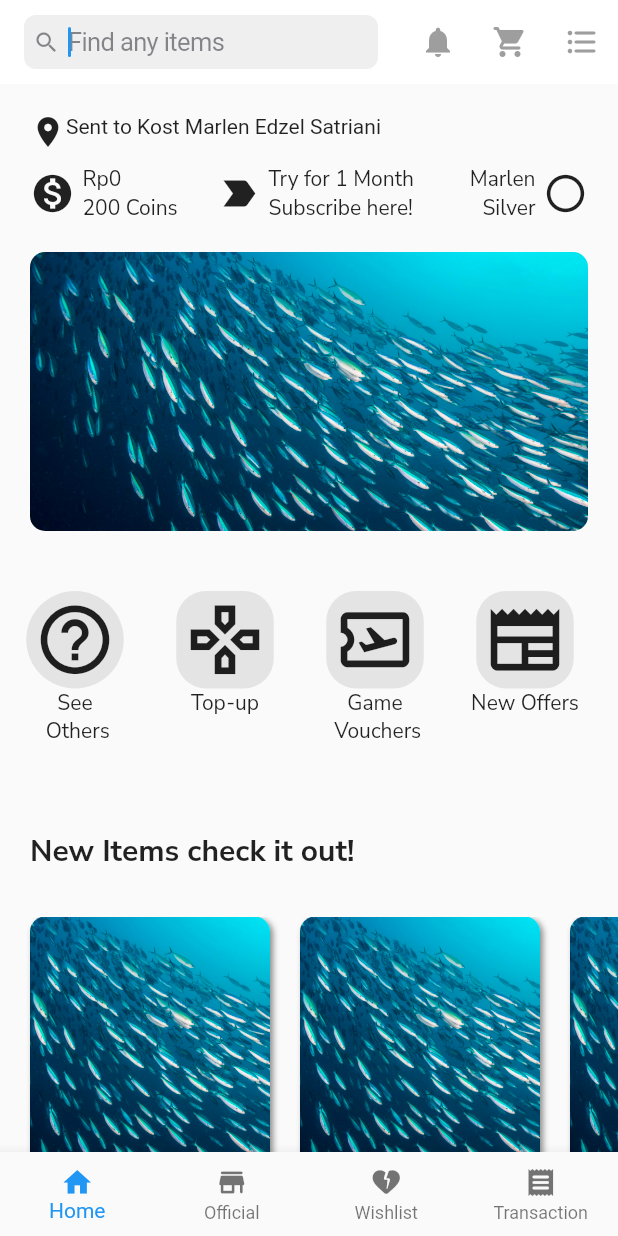
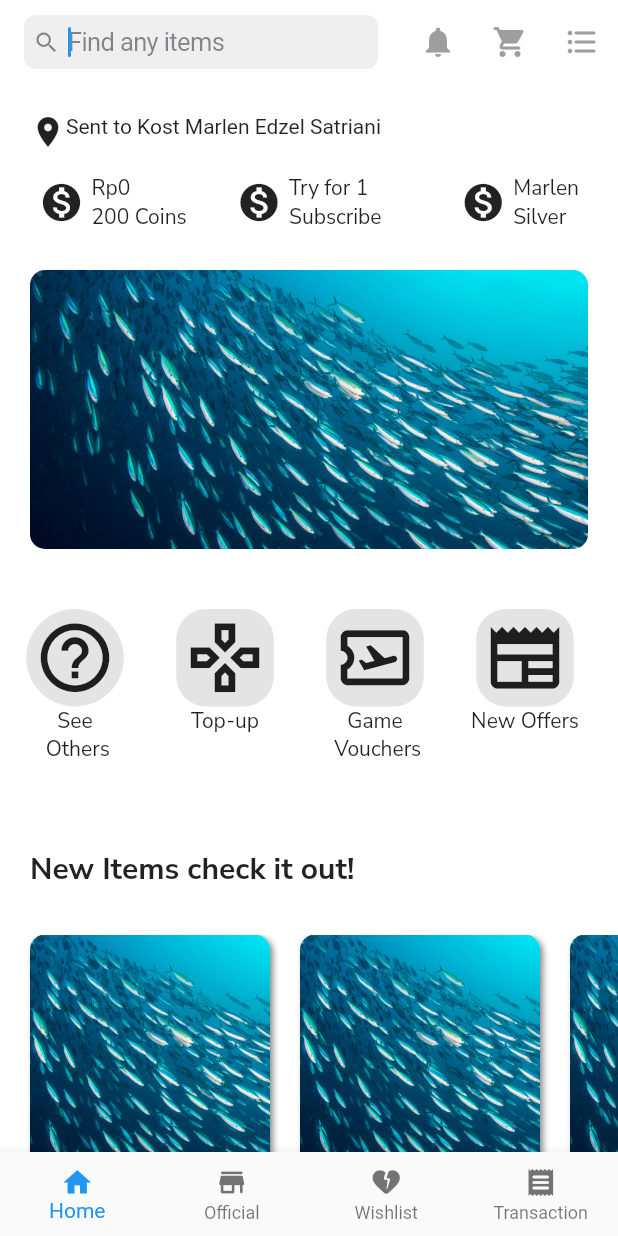
Before and after one commit to Myrlyon/flutter_app_project, a Flutter app: the screen it shows after launch, on a phone screen of 412 x 824 dp. Run offline on Flutter 3.47's test engine with Material 2 defaults, Android fonts, the phone set to English and light mode, and no system bars; drawn by our look-alikes of carousel_slider; our stand-ins replace get, google_fonts, shared_preferences.

Commit message:
fix:[ME] theme change

```diff
--- a/lib/apps/modules/HomePage/HomePage.dart
+++ b/lib/apps/modules/HomePage/HomePage.dart
@@ -1,4 +1,3 @@
-import 'package:carousel_slider/carousel_slider.dart';
 import 'package:flutter/material.dart';
 import 'package:flutter_app_project/apps/modules/HomePage/widgets/CategoryScroll.dart';
 import 'package:flutter_app_project/apps/modules/HomePage/widgets/NewItems.dart';
@@ -116,7 +115,10 @@ class _HomePageState extends State<HomePage> {
                     ],
                   ),
                 ),
-                NewItems(),
+                Align(
+                  alignment: Alignment.centerLeft,
+                  child: NewItems(),
+                ),
                 SizedBox(
                   height: 200,
                 )
--- a/lib/apps/modules/HomePage/widgets/ImageSlide.dart
+++ b/lib/apps/modules/HomePage/widgets/ImageSlide.dart
@@ -1,4 +1,3 @@
-import 'package:carousel_slider/carousel_slider.dart';
 import 'package:flutter/material.dart';
 
 class SliderScreen extends StatefulWidget {
--- a/lib/apps/modules/HomePage/widgets/SlideImage.dart
+++ b/lib/apps/modules/HomePage/widgets/SlideImage.dart
@@ -11,7 +11,7 @@ class SlideImage extends StatefulWidget {
 class _SlideImageState extends State<SlideImage> {
   @override
   Widget build(BuildContext context) {
-    List imageList = [
+    final List<Map<String, dynamic>> imageList = [
       {"id": 1, "image_path": 'assets/ikan.jpg'},
       {"id": 2, "image_path": 'assets/ikan2.jpg'},
       {"id": 3, "image_path": 'assets/ikan3.jpg'}
--- a/lib/apps/modules/HomePage/widgets/UserMoneyDetails.dart
+++ b/lib/apps/modules/HomePage/widgets/UserMoneyDetails.dart
@@ -17,13 +17,31 @@ class _UserMoneyDetailsState extends State<UserMoneyDetails> {
       //   borderRadius: BorderRadius.all(Radius.circular(2)),
       // ),
       child: Container(
-        margin: EdgeInsets.all(0),
         child: Row(
           children: [
-            Expanded(
-              flex: 1, // Left-aligned
+            UserMoneyItem(MainAxisAlignment.start, 6, "Rp0", '200 Coins'),
+            UserMoneyItem(
+                MainAxisAlignment.center, 6, "Try for 1", 'Subscribe'),
+            UserMoneyItem(MainAxisAlignment.end, 6, "Marlen", 'Silver'),
+          ],
+        ),
+      ),
+    );
+  }
+}
+
+Widget UserMoneyItem(MainAlignment, double ItemRadius, ItemLabel1, ItemLabel2) {
+  return Expanded(
+    flex: 1, // Left-aligned
+    child: Row(
+      mainAxisAlignment: MainAlignment,
+      children: [
+        InkWell(
+            borderRadius: BorderRadius.all(Radius.circular(ItemRadius)),
+            onTap: () => null,
+            child: Container(
+              padding: EdgeInsets.all(6),
               child: Row(
-                mainAxisAlignment: MainAxisAlignment.start,
                 children: [
                   Icon(
                     Icons.monetization_on,
@@ -36,81 +54,20 @@ class _UserMoneyDetailsState extends State<UserMoneyDetails> {
                     crossAxisAlignment: CrossAxisAlignment.start,
                     children: [
                       Text(
-                        "Rp0",
+                        ItemLabel1,
                         textAlign: TextAlign.start,
                         style: GoogleFonts.nunitoSans(),
                       ),
                       Text(
-                        "200 Coins",
+                        ItemLabel2,
                         style: GoogleFonts.nunitoSans(),
                       ),
                     ],
                   ),
                 ],
               ),
-            ),
-            Expanded(
-              flex: 1, // Center-aligned
-              child: Row(
-                mainAxisAlignment: MainAxisAlignment.center,
-                children: [
-                  Icon(
-                    Icons.label_important_outlined,
-                    size: 30,
-                  ),
-                  SizedBox(
-                    width: 5,
-                  ),
-                  Column(
-                    crossAxisAlignment: CrossAxisAlignment.start,
-                    children: [
-                      Text(
-                        "Try for 1 Month",
-                        textAlign: TextAlign.start,
-                        style: GoogleFonts.nunitoSans(),
-                      ),
-                      Text(
-                        "Subscribe here!",
-                        style: GoogleFonts.nunitoSans(),
-                      ),
-                    ],
-                  ),
-                ],
-              ),
-            ),
-            Expanded(
-              flex: 1, // Right-aligned
-              child: Row(
-                mainAxisAlignment: MainAxisAlignment.end,
-                children: [
-                  Column(
-                    crossAxisAlignment: CrossAxisAlignment.end,
-                    children: [
-                      Text(
-                        "Marlen",
-                        style: GoogleFonts.nunitoSans(),
-                        textAlign: TextAlign.end,
-                      ),
-                      Text(
-                        "Silver",
-                        style: GoogleFonts.nunitoSans(),
-                        textAlign: TextAlign.end,
-                      ),
-                    ],
-                  ),
-                  SizedBox(
-                    width: 5,
-                  ),
-                  Icon(
-                    Icons.panorama_fisheye_outlined,
-                    size: 30,
-                  ),
-                ],
-              ),
-            ),
-          ],
-        ),
-      ),
-    );
-  }
+            )),
+      ],
+    ),
+  );
 }
--- /dev/null
+++ b/lib/apps/modules/OfficialPage/OfficialPage.dart
@@ -0,0 +1,42 @@
+import 'package:flutter/material.dart';
+
+class OfficialPage extends StatefulWidget {
+  const OfficialPage({super.key});
+
+  @override
+  State<OfficialPage> createState() => _OfficialPageState();
+}
+
+class _OfficialPageState extends State<OfficialPage> {
+  @override
+  Widget build(BuildContext context) {
+    return Scaffold(
+      appBar: AppBar(),
+      body: SingleChildScrollView(
+        child: Container(
+          child: Column(
+            children: [
+              Row(
+                crossAxisAlignment: CrossAxisAlignment.start,
+                mainAxisAlignment: MainAxisAlignment.start,
+                children: [
+                  Icon(Icons.location_on),
+                  Text("Sent to Kost Marlen Edzel Satriani")
+                ],
+              ),
+              SizedBox(
+                height: 10,
+              ),
+              Container(
+                height: 150,
+                width: double.infinity,
+                color: Colors.red,
+                child: Text("data"),
+              )
+            ],
+          ),
+        ),
+      ),
+    );
+  }
+}
--- a/lib/apps/modules/widgets/BottomNavbar.dart
+++ b/lib/apps/modules/widgets/BottomNavbar.dart
@@ -1,5 +1,6 @@
 import 'package:flutter/material.dart';
 import 'package:flutter_app_project/apps/modules/HomePage/HomePage.dart';
+import 'package:flutter_app_project/apps/modules/OfficialPage/OfficialPage.dart';
 import 'package:flutter_app_project/apps/modules/WishlistPage/WishlistPage.dart';
 
 class BottomNavbar extends StatefulWidget {
@@ -27,7 +28,7 @@ class _BottomNavbarState extends State<BottomNavbar>
     // this is all pages here in list we can choose index when click bottom navigation bar
     List<Widget> _allPages = [
       HomePage(),
-      WishlistPage(),
+      OfficialPage(),
       WishlistPage(),
       WishlistPage(),
     ];
--- a/lib/main.dart
+++ b/lib/main.dart
@@ -12,6 +12,7 @@ class MyApp extends StatelessWidget {
   @override
   Widget build(BuildContext context) {
     return GetMaterialApp(
+      theme: ThemeData(scaffoldBackgroundColor: Colors.white),
       // Use GetMaterialApp instead of MaterialApp
       home: BottomNavbar(),
     );
--- a/pubspec.yaml
+++ b/pubspec.yaml
@@ -12,7 +12,7 @@ publish_to: 'none' # Remove this line if you wish to publish to pub.dev
 # In Android, build-name is used as versionName while build-number used as versionCode.
 # Read more about Android versioning at https://developer.android.com/studio/publish/versioning
 # In iOS, build-name is used as CFBundleShortVersionString while build-number is used as CFBundleVersion.
-# Read more about iOS versioning at
+# Read more about iOS versioning atS
 # https://developer.apple.com/library/archive/documentation/General/Reference/InfoPlistKeyReference/Articles/CoreFoundationKeys.html
 # In Windows, build-name is used as the major, minor, and patch parts
 # of the product and file versions while build-number is used as the build suffix.
```
